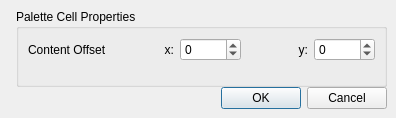
Before: the Qt Designer form mscore/mscore/cellproperties.ui in musescore/musescore-old, drawn with Qt 5.
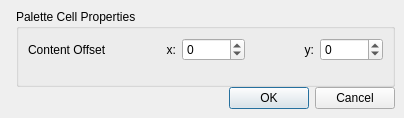
After: the same form once the commit is applied. Icons and pictures are not drawn.

```diff
--- a/mscore/mscore/cellproperties.ui
+++ b/mscore/mscore/cellproperties.ui
@@ -6,7 +6,7 @@
    <rect>
     <x>0</x>
     <y>0</y>
-    <width>396</width>
+    <width>404</width>
     <height>118</height>
    </rect>
   </property>
@@ -47,7 +47,7 @@
         <string>Palette Cell Properties</string>
        </property>
        <property name="flat">
-        <bool>true</bool>
+        <bool>false</bool>
        </property>
        <layout class="QVBoxLayout" name="verticalLayout_2">
         <item>
```
